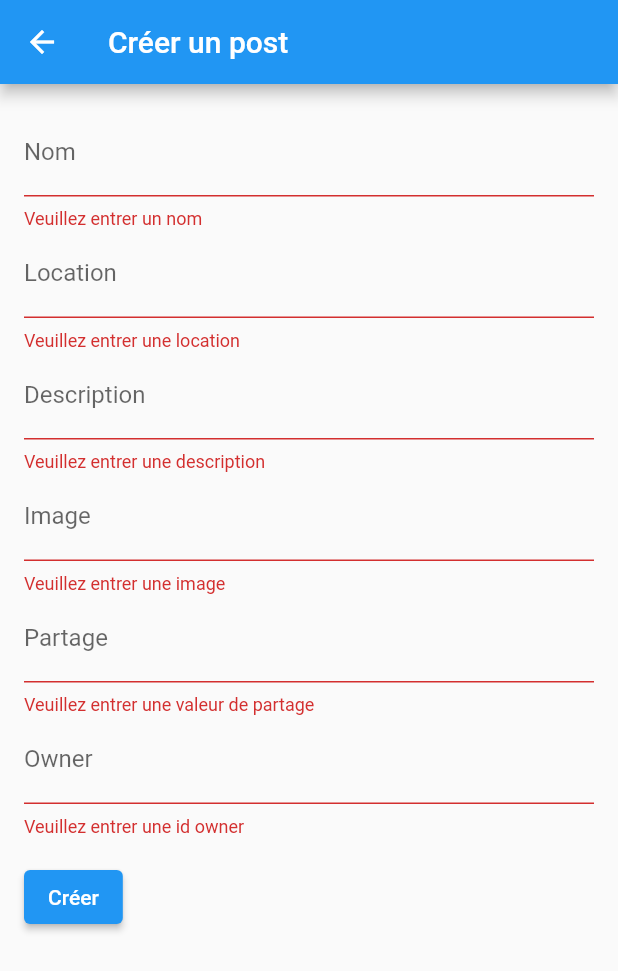
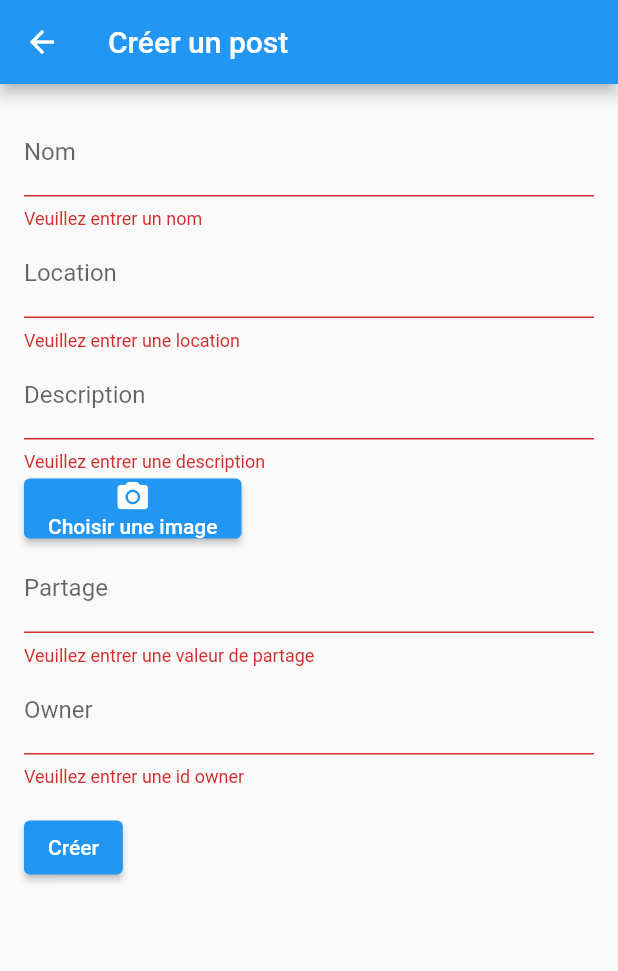
Before and after one commit to bambouzelle/MSPR, a Flutter app: the CreatePlantPage screen opened directly, after a tap on "Créer", on a phone screen of 412 x 824 dp. Shown: the top 971 px of the screen. Run offline on Flutter 3.47's test engine with Material 2 defaults, Android fonts, the light colour scheme and no system bars; our stand-ins replace image_picker; network calls fail.

Commit message:
Not final

```diff
--- a/frontend/lib/screens/create_plant_page.dart
+++ b/frontend/lib/screens/create_plant_page.dart
@@ -1,5 +1,8 @@
 import 'package:flutter/material.dart';
 import 'package:http/http.dart' as http;
+import 'dart:convert';
+import 'dart:io';
+import 'package:image_picker/image_picker.dart';
 
 class CreatePlantPage extends StatefulWidget {
   const CreatePlantPage({Key? key}) : super(key: key);
@@ -17,6 +20,15 @@ class _CreatePlantPageState extends State<CreatePlantPage> {
   final _pictureController = TextEditingController();
   final _sharingController = TextEditingController();
   final _ownerController = TextEditingController();
+  File imageFile = File("");
+  String base64Image = "";
+
+Future<void> _pickImage(ImageSource source) async {
+  var image = await ImagePicker().getImage(source: source);
+  final imageFile = File(image!.path);
+  final bytes = await imageFile.readAsBytes();
+  final base64Image = base64Encode(bytes);
+}
 
   void _submitForm() async {
     if (_formKey.currentState!.validate()) {
@@ -27,7 +39,7 @@ class _CreatePlantPageState extends State<CreatePlantPage> {
           'name': _nameController.text,
           'location': _locationController.text,
           'description': _descriptionController.text,
-          'picture': _pictureController.text,
+          'picture': base64Image,
           'sharing': _sharingController.text,
           'owner': _ownerController.text
         },
@@ -35,6 +47,7 @@ class _CreatePlantPageState extends State<CreatePlantPage> {
       // Handle the response from the server.
     }
   }
+
 
   @override
   Widget build(BuildContext context) {
@@ -86,18 +99,18 @@ class _CreatePlantPageState extends State<CreatePlantPage> {
                   return null;
                 },
               ),
-              TextFormField(
-                controller: _pictureController,
-                decoration: const InputDecoration(
-                  labelText: 'Image',
-                ),
-                validator: (value) {
-                  if (value == null || value.isEmpty) {
-                    return 'Veuillez entrer une image';
-                  }
-                  return null;
-                },
-              ),
+              ElevatedButton(
+  onPressed: () => _pickImage(ImageSource.gallery),
+  child:Column(
+          mainAxisAlignment: MainAxisAlignment.center,
+          children: const [
+            Icon(Icons.camera_alt),
+            Text('Choisir une image')
+          ],
+        )
+      ,
+),
+
               TextFormField(
                 controller: _sharingController,
                 decoration: const InputDecoration(
--- a/frontend/pubspec.yaml
+++ b/frontend/pubspec.yaml
@@ -31,6 +31,7 @@ environment:
 dependencies:
   flutter:
     sdk: flutter
+  image_picker: ^0.8.6+4
 
 
   # The following adds the Cupertino Icons font to your application.
```
Also changed, not shown: frontend/pubspec.lock, 1 other file.
